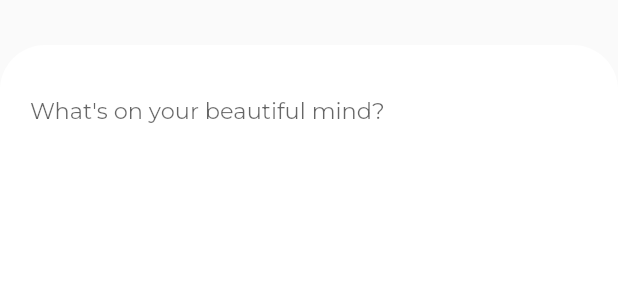
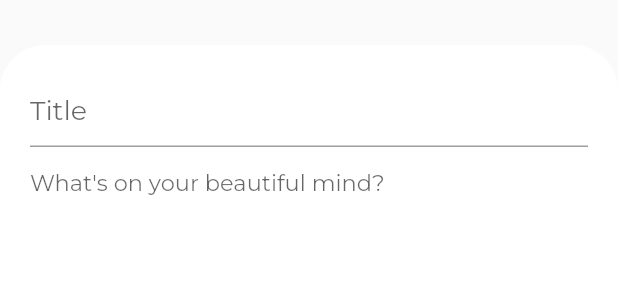
Before and after one commit to anubhav11803451/todo_app, a Flutter app: the AddNotes widget shown alone on an empty page, opened directly, on a phone screen of 412 x 824 dp. Shown: the top 300 px of the screen. Run offline on Flutter 3.47's test engine with Material 2 defaults, Android fonts, the phone set to English and light mode, and no system bars; our stand-ins replace cloud_firestore, firebase_auth, font_awesome_flutter, get, google_fonts, simple_animations and 1 more; accounts and stored records are empty; network calls fail.

```diff
--- a/lib/models/notesmodel.dart
+++ b/lib/models/notesmodel.dart
@@ -1,14 +1,16 @@
 import 'package:cloud_firestore/cloud_firestore.dart';
 
 class NotesModel {
-  String content, notesId;
+  String content, notesId, title;
   Timestamp dateCreated, modifiedDate;
   bool done;
 
-  NotesModel({this.content, this.dateCreated, this.done, this.notesId});
+  NotesModel(
+      {this.title, this.content, this.dateCreated, this.done, this.notesId});
 
   NotesModel.fromDocumentSnapshot(DocumentSnapshot docSnapshot) {
     notesId = docSnapshot.documentID;
+    title = docSnapshot.data['title'];
     content = docSnapshot.data['content'];
     dateCreated = docSnapshot.data['dateCreated'];
     modifiedDate = docSnapshot.data['modifiedDate'];
--- a/lib/services/database.dart
+++ b/lib/services/database.dart
@@ -32,15 +32,16 @@ class Database {
     }
   }
 
-  Future<void> addNotes(String content, String uid) async {
+  Future<void> addNotes(String title, String content, String uid) async {
     try {
       await _firestore
           .collection('users')
           .document(uid)
           .collection('notes')
           .add({
+        'title': title,
+        'content': content,
         'dateCreated': Timestamp.now(),
-        'content': content,
         // 'done': false,
       });
     } catch (e) {
@@ -66,7 +67,7 @@ class Database {
   }
 
   Future<void> updateNotes(
-      String newContent, String uid, String notesId) async {
+      String newTitle, String newContent, String uid, String notesId) async {
     try {
       _firestore
           .collection('users')
@@ -74,6 +75,7 @@ class Database {
           .collection('notes')
           .document(notesId)
           .updateData({
+        'title': newTitle,
         'content': newContent,
         'modifiedDate': Timestamp.now(),
       });
--- a/lib/widgets/addNotes.dart
+++ b/lib/widgets/addNotes.dart
@@ -2,12 +2,21 @@ import 'package:flutter/material.dart';
 import 'package:google_fonts/google_fonts.dart';
 
 class AddNotes extends StatelessWidget {
-  final TextEditingController notesController;
-  final String intialValue;
-  final void Function(String initialValue) onChanged;
-  const AddNotes(
-      {Key key, this.notesController, this.intialValue, this.onChanged})
-      : super(key: key);
+  final TextEditingController notesContentController;
+  final TextEditingController notesTitleController;
+  final String intialContentValue;
+  final String intialTitleValue;
+  final void Function(String initialValue) onChangedCon;
+  final void Function(String initialValue) onChangedTi;
+  const AddNotes({
+    Key key,
+    this.notesTitleController,
+    this.notesContentController,
+    this.intialContentValue,
+    this.onChangedCon,
+    this.intialTitleValue,
+    this.onChangedTi,
+  }) : super(key: key);
 
   @override
   Widget build(BuildContext context) {
@@ -21,10 +30,29 @@ class AddNotes extends StatelessWidget {
       ),
       margin: EdgeInsets.only(top: 30, bottom: 5),
       padding: EdgeInsets.symmetric(horizontal: 20, vertical: 20),
+      child: Column(
+        children: [
+          TextFormField(
+            controller: notesTitleController,
+            cursorColor: Colors.deepPurple[200],
+            initialValue: intialTitleValue,
+            onChanged: onChangedTi,
+            decoration: InputDecoration(
+              focusedBorder: UnderlineInputBorder(
+                  borderSide:
+                      BorderSide(color: Colors.deepPurple[100], width: 2.0)),
+              hintText: "Title",
+              hintStyle: GoogleFonts.montserrat(
+                fontSize: 18,
+              ),
+            ),
+            style: GoogleFonts.montserratAlternates(fontSize: 18),
+          ),
+          Expanded(
             child: TextFormField(
-        controller: notesController,
-        initialValue: intialValue,
-        onChanged: onChanged,
+              controller: notesContentController,
+              initialValue: intialContentValue,
+              onChanged: onChangedCon,
               expands: true,
               maxLines: null,
               enableInteractiveSelection: true,
@@ -38,6 +66,9 @@ class AddNotes extends StatelessWidget {
               ),
               style: GoogleFonts.montserratAlternates(fontSize: 18),
             ),
+          ),
+        ],
+      ),
     );
   }
 }
--- a/lib/widgets/addTodos.dart
+++ b/lib/widgets/addTodos.dart
@@ -19,7 +19,7 @@ class AddTodo extends StatelessWidget {
       ),
       margin: EdgeInsets.only(top: 30, bottom: 5),
       padding: EdgeInsets.symmetric(horizontal: 20, vertical: 20),
-      child: Wrap(
+      child: Column(
         children: [
           TextFormField(
             controller: todoTitleController,
--- a/lib/widgets/notesCard.dart
+++ b/lib/widgets/notesCard.dart
@@ -34,11 +34,11 @@ class NotesCard extends StatelessWidget {
       padding: EdgeInsets.symmetric(horizontal: 15, vertical: 15),
       child: GridTile(
         child: Text(
-          notesModel.content.length >= 50
-              ? notesModel.content
+          notesModel.title.length >= 50
+              ? notesModel.title
                   .substring(0, 40)
-                  .capitalizeFirst(notesModel.content)
-              : notesModel.content.capitalizeFirst(notesModel.content),
+                  .capitalizeFirst(notesModel.title)
+              : notesModel.title.capitalizeFirst(notesModel.title),
           style: GoogleFonts.montserratAlternates(
             // color: Colors.deepPurple[400].withOpacity(0.7),
             fontSize: 15,
--- a/pubspec.yaml
+++ b/pubspec.yaml
@@ -36,6 +36,7 @@ dependencies:
   cloud_firestore: ^0.13.6
   firebase_auth: ^0.16.1
   flutter_staggered_grid_view: ^0.3.2
+  http: ^0.12.2
   # firebase_core: ^0.4.5
 
 dev_dependencies:
```
Also changed, not shown: lib/models/quotemodel.dart (added, +93 -0 lines), lib/screens/editNotes.dart (+30 -9 lines), lib/screens/editTodos.dart (added, +99 -0 lines), lib/screens/homescreen.dart (+39 -14 lines), lib/widgets/home.dart (+9 -4 lines), lib/widgets/profile.dart (+25 -12 lines), lib/widgets/quoteData.dart (added, +104 -0 lines), lib/widgets/todoCard.dart (+11 -4 lines), pubspec.lock. Lines whose indentation alone changed are shown as unchanged.
